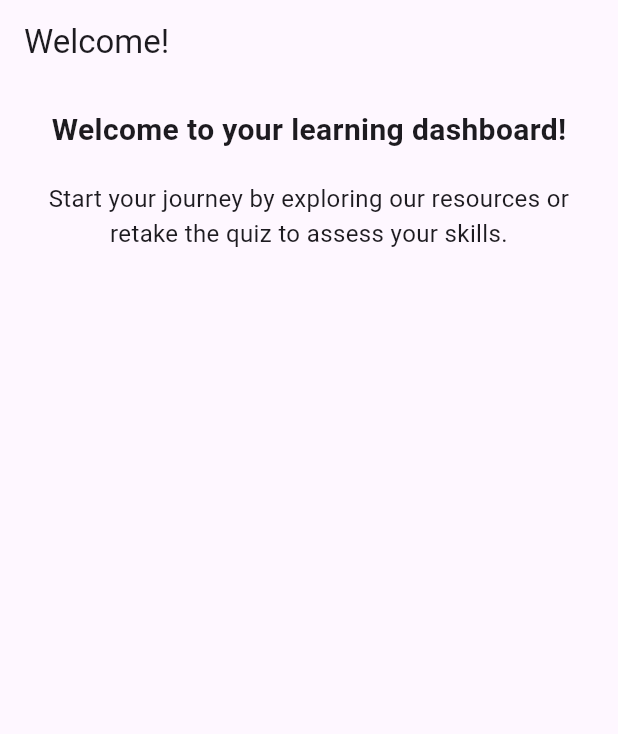
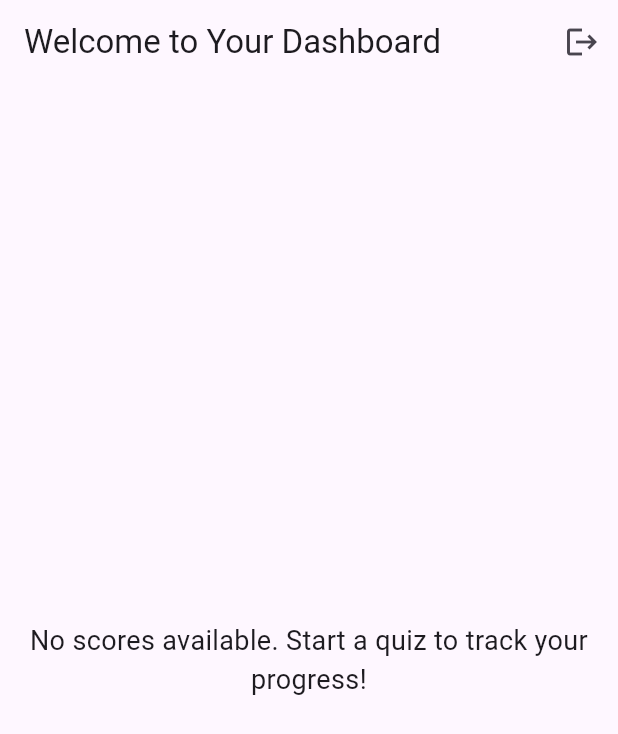
Before and after one commit to Sreeenandana/learnloop, a Flutter app: the HomePage screen opened directly, on a phone screen of 412 x 824 dp. Shown: the top 734 px of the screen. Run offline on Flutter 3.47's test engine with Material 3 defaults, Android fonts, the light colour scheme and no system bars; our stand-ins replace cloud_firestore, firebase_auth, firebase_core; accounts and stored records are empty.

Commit message:
Created learning Path

```diff
--- a/lib/home.dart
+++ b/lib/home.dart
@@ -1,38 +1,111 @@
 import 'package:flutter/material.dart';
+import 'package:cloud_firestore/cloud_firestore.dart';
+import 'package:firebase_auth/firebase_auth.dart';
+import 'path.dart'; // Import your LearningPathPage here
+import 'login.dart'; // Import the LoginPage for redirection after logout
 
-class HomePage extends StatelessWidget {
+class HomePage extends StatefulWidget {
   const HomePage({super.key});
+
+  @override
+  State<HomePage> createState() => _HomePageState();
+}
+
+class _HomePageState extends State<HomePage> {
+  Map<String, int> topicScores = {};
+  bool isLoading = true;
+
+  @override
+  void initState() {
+    super.initState();
+    _loadUserScores();
+  }
+
+  Future<void> _loadUserScores() async {
+    final FirebaseFirestore firestore = FirebaseFirestore.instance;
+
+    // Get the current logged-in user ID
+    final userId = FirebaseAuth.instance.currentUser?.uid;
+
+    if (userId == null) {
+      // Handle case where user is not logged in
+      print('No user is logged in.');
+      setState(() {
+        isLoading = false;
+      });
+      return;
+    }
+
+    try {
+      // Fetch user data from Firestore using the userId
+      final userDoc = await firestore.collection('users').doc(userId).get();
+
+      if (userDoc.exists) {
+        // Process the user data (e.g., topicScores) here
+        final data = userDoc.data();
+        setState(() {
+          topicScores = Map<String, int>.from(data?['marks'] ?? {});
+          isLoading = false;
+        });
+        print('User topic scores: $topicScores');
+      } else {
+        print('No data found for the user.');
+        setState(() {
+          isLoading = false;
+        });
+      }
+    } catch (e) {
+      print('Error fetching user scores: $e');
+      setState(() {
+        isLoading = false;
+      });
+    }
+  }
+
+  Future<void> _logout() async {
+    await FirebaseAuth.instance.signOut();
+    Navigator.pushAndRemoveUntil(
+      context,
+      MaterialPageRoute(builder: (context) => const LoginPage()),
+      (route) => false,
+    );
+  }
 
   @override
   Widget build(BuildContext context) {
     return Scaffold(
       appBar: AppBar(
-        title: const Text('Welcome!'),
+        title: const Text('Welcome to Your Dashboard'),
+        actions: [
+          IconButton(
+            icon: const Icon(Icons.logout),
+            onPressed: _logout, // Call the logout function
+          ),
+        ],
       ),
-      body: const Padding(
-        padding: EdgeInsets.all(16.0),
-        child: Column(
-          crossAxisAlignment: CrossAxisAlignment.start,
-          children: [
-            Center(
-              child: Text(
-                'Welcome to your learning dashboard!',
-                style: TextStyle(
-                  fontSize: 20,
-                  fontWeight: FontWeight.bold,
-                ),
-              ),
-            ),
-            SizedBox(height: 20),
-            Center(
-              child: Text(
-                'Start your journey by exploring our resources or retake the quiz to assess your skills.',
-                textAlign: TextAlign.center,
-                style: TextStyle(fontSize: 16),
-              ),
-            ),
-            SizedBox(height: 20),
-          ],
+      body: Padding(
+        padding: const EdgeInsets.all(16.0),
+        child: Center(
+          child: isLoading
+              ? const CircularProgressIndicator() // Show a loading indicator while fetching data
+              : topicScores.isEmpty
+                  ? const Text(
+                      'No scores available. Start a quiz to track your progress!',
+                      textAlign: TextAlign.center,
+                      style: TextStyle(fontSize: 18),
+                    )
+                  : ElevatedButton(
+                      onPressed: () {
+                        Navigator.push(
+                          context,
+                          MaterialPageRoute(
+                            builder: (context) =>
+                                LearningPathPage(topicScores: topicScores),
+                          ),
+                        );
+                      },
+                      child: const Text('View Learning Path'),
+                    ),
         ),
       ),
     );
```
Also changed, not shown: lib/initial.dart (+50 -109 lines), lib/login.dart (+66 -13 lines), lib/main.dart (+7 -4 lines), lib/path.dart (+40 -19 lines), 1 other file.
